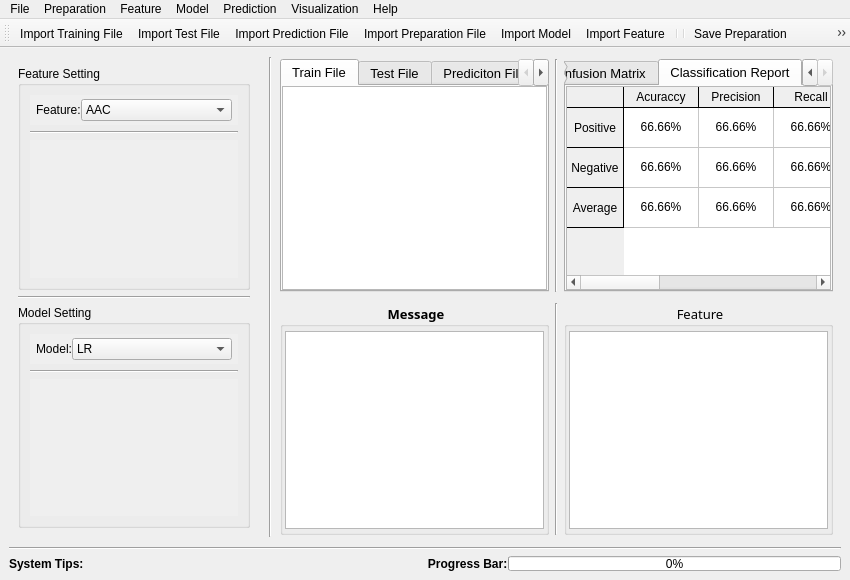
Before: the Qt Designer form ui/MainWindow.ui in Jiangle525/ProteinMachineLearningTool, drawn with Qt 5.
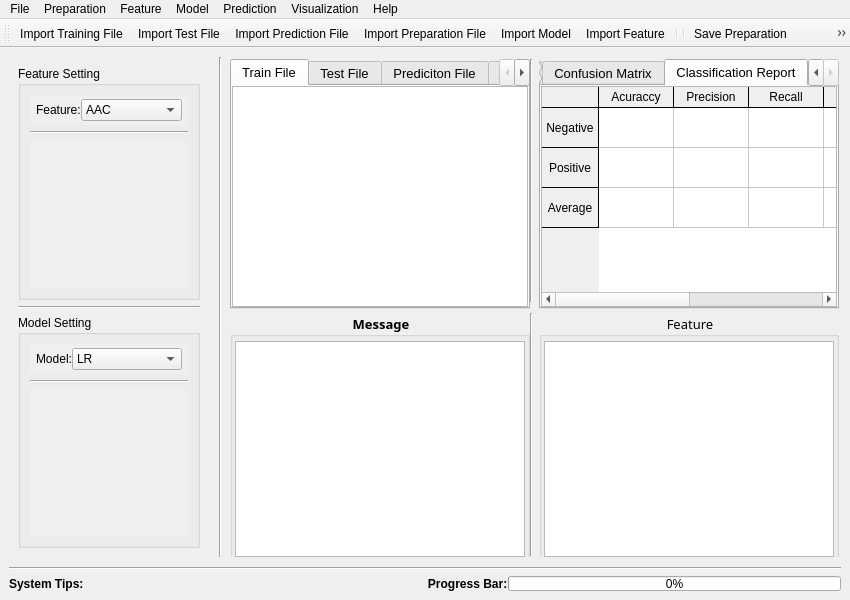
After: the same form once the commit is applied. The open tabs and pages were chosen to show the change. Icons and pictures are not drawn.

```diff
--- a/ui/MainWindow.ui
+++ b/ui/MainWindow.ui
@@ -7,13 +7,13 @@
     <x>0</x>
     <y>0</y>
     <width>850</width>
-    <height>580</height>
+    <height>600</height>
    </rect>
   </property>
   <property name="minimumSize">
    <size>
-    <width>850</width>
-    <height>580</height>
+    <width>800</width>
+    <height>600</height>
    </size>
   </property>
   <property name="windowTitle">
@@ -184,8 +184,8 @@
                     <rect>
                      <x>0</x>
                      <y>0</y>
-                     <width>224</width>
-                     <height>169</height>
+                     <width>176</width>
+                     <height>179</height>
                     </rect>
                    </property>
                    <layout class="QFormLayout" name="formLayout_5">
@@ -354,8 +354,8 @@
                     <rect>
                      <x>0</x>
                      <y>0</y>
-                     <width>224</width>
-                     <height>168</height>
+                     <width>176</width>
+                     <height>178</height>
                     </rect>
                    </property>
                    <layout class="QFormLayout" name="formLayout_2">
@@ -446,6 +446,12 @@
             <property name="enabled">
              <bool>true</bool>
             </property>
+            <property name="minimumSize">
+             <size>
+              <width>300</width>
+              <height>250</height>
+             </size>
+            </property>
             <property name="font">
              <font>
               <pointsize>10</pointsize>
@@ -583,20 +589,6 @@
                 <attribute name="verticalHeaderMinimumSectionSize">
                  <number>40</number>
                 </attribute>
-                <row>
-                 <property name="text">
-                  <string>Positive</string>
-                 </property>
-                 <property name="font">
-                  <font>
-                   <weight>50</weight>
-                   <bold>false</bold>
-                  </font>
-                 </property>
-                 <property name="textAlignment">
-                  <set>AlignCenter</set>
-                 </property>
-                </row>
                 <row>
                  <property name="text">
                   <string>Negative</string>
@@ -611,6 +603,20 @@
                   <set>AlignCenter</set>
                  </property>
                 </row>
+                <row>
+                 <property name="text">
+                  <string>Positive</string>
+                 </property>
+                 <property name="font">
+                  <font>
+                   <weight>50</weight>
+                   <bold>false</bold>
+                  </font>
+                 </property>
+                 <property name="textAlignment">
+                  <set>AlignCenter</set>
+                 </property>
+                </row>
                 <row>
                  <property name="text">
                   <string>Average</string>
@@ -694,21 +700,6 @@
                   <set>AlignCenter</set>
                  </property>
                 </column>
-                <column>
-                 <property name="text">
-                  <string>MCC</string>
-                 </property>
-                 <property name="font">
-                  <font>
-                   <pointsize>9</pointsize>
-                   <weight>50</weight>
-                   <bold>false</bold>
-                  </font>
-                 </property>
-                 <property name="textAlignment">
-                  <set>AlignCenter</set>
-                 </property>
-                </column>
                 <column>
                  <property name="text">
                   <string>AUC</string>
@@ -724,9 +715,24 @@
                   <set>AlignCenter</set>
                  </property>
                 </column>
+                <column>
+                 <property name="text">
+                  <string>MCC</string>
+                 </property>
+                 <property name="font">
+                  <font>
+                   <pointsize>9</pointsize>
+                   <weight>50</weight>
+                   <bold>false</bold>
+                  </font>
+                 </property>
+                 <property name="textAlignment">
+                  <set>AlignCenter</set>
+                 </property>
+                </column>
                 <item row="0" column="0">
                  <property name="text">
-                  <string>66.66%</string>
+                  <string/>
                  </property>
                  <property name="textAlignment">
                   <set>AlignCenter</set>
@@ -734,7 +740,7 @@
                 </item>
                 <item row="0" column="1">
                  <property name="text">
-                  <string>66.66%</string>
+                  <string/>
                  </property>
                  <property name="textAlignment">
                   <set>AlignCenter</set>
@@ -742,7 +748,7 @@
                 </item>
                 <item row="0" column="2">
                  <property name="text">
-                  <string>66.66%</string>
+                  <string/>
                  </property>
                  <property name="textAlignment">
                   <set>AlignCenter</set>
@@ -750,7 +756,7 @@
                 </item>
                 <item row="0" column="3">
                  <property name="text">
-                  <string>66.66%</string>
+                  <string/>
                  </property>
                  <property name="textAlignment">
                   <set>AlignCenter</set>
@@ -758,7 +764,7 @@
                 </item>
                 <item row="0" column="4">
                  <property name="text">
-                  <string>66.66%</string>
+                  <string/>
                  </property>
                  <property name="textAlignment">
                   <set>AlignCenter</set>
@@ -766,7 +772,7 @@
                 </item>
                 <item row="0" column="5">
                  <property name="text">
-                  <string>66.66%</string>
+                  <string/>
                  </property>
                  <property name="textAlignment">
                   <set>AlignCenter</set>
@@ -774,7 +780,7 @@
                 </item>
                 <item row="1" column="0">
                  <property name="text">
-                  <string>66.66%</string>
+                  <string/>
                  </property>
                  <property name="textAlignment">
                   <set>AlignCenter</set>
@@ -782,7 +788,7 @@
                 </item>
                 <item row="1" column="1">
                  <property name="text">
-                  <string>66.66%</string>
+                  <string/>
                  </property>
                  <property name="textAlignment">
                   <set>AlignCenter</set>
@@ -790,7 +796,7 @@
                 </item>
                 <item row="1" column="2">
                  <property name="text">
-                  <string>66.66%</string>
+                  <string/>
                  </property>
                  <property name="textAlignment">
                   <set>AlignCenter</set>
@@ -798,7 +804,7 @@
                 </item>
                 <item row="1" column="3">
                  <property name="text">
-                  <string>66.66%</string>
+                  <string/>
                  </property>
                  <property name="textAlignment">
                   <set>AlignCenter</set>
@@ -806,7 +812,7 @@
                 </item>
                 <item row="1" column="4">
                  <property name="text">
-                  <string>66.66%</string>
+                  <string/>
                  </property>
                  <property name="textAlignment">
                   <set>AlignCenter</set>
@@ -814,7 +820,7 @@
                 </item>
                 <item row="1" column="5">
                  <property name="text">
-                  <string>66.66%</string>
+                  <string/>
                  </property>
                  <property name="textAlignment">
                   <set>AlignCenter</set>
@@ -822,7 +828,7 @@
                 </item>
                 <item row="2" column="0">
                  <property name="text">
-                  <string>66.66%</string>
+                  <string/>
                  </property>
                  <property name="textAlignment">
                   <set>AlignCenter</set>
@@ -830,7 +836,7 @@
                 </item>
                 <item row="2" column="1">
                  <property name="text">
-                  <string>66.66%</string>
+                  <string/>
                  </property>
                  <property name="textAlignment">
                   <set>AlignCenter</set>
@@ -838,7 +844,7 @@
                 </item>
                 <item row="2" column="2">
                  <property name="text">
-                  <string>66.66%</string>
+                  <string/>
                  </property>
                  <property name="textAlignment">
                   <set>AlignCenter</set>
@@ -846,7 +852,7 @@
                 </item>
                 <item row="2" column="3">
                  <property name="text">
-                  <string>66.66%</string>
+                  <string/>
                  </property>
                  <property name="textAlignment">
                   <set>AlignCenter</set>
@@ -854,7 +860,7 @@
                 </item>
                 <item row="2" column="4">
                  <property name="text">
-                  <string>66.66%</string>
+                  <string/>
                  </property>
                  <property name="textAlignment">
                   <set>AlignCenter</set>
@@ -862,7 +868,7 @@
                 </item>
                 <item row="2" column="5">
                  <property name="text">
-                  <string>66.66%</string>
+                  <string/>
                  </property>
                  <property name="textAlignment">
                   <set>AlignCenter</set>
@@ -876,6 +882,12 @@
           </item>
           <item row="2" column="6">
            <widget class="QGroupBox" name="groupBox_Feature">
+            <property name="minimumSize">
+             <size>
+              <width>300</width>
+              <height>250</height>
+             </size>
+            </property>
             <property name="font">
              <font>
               <family>Arial Black</family>
@@ -920,6 +932,12 @@
           </item>
           <item row="0" column="4">
            <widget class="QTabWidget" name="tabWidget_File">
+            <property name="minimumSize">
+             <size>
+              <width>300</width>
+              <height>250</height>
+             </size>
+            </property>
             <property name="font">
              <font>
               <pointsize>10</pointsize>
@@ -1078,6 +1096,12 @@
           </item>
           <item row="2" column="4">
            <widget class="QGroupBox" name="groupBox_Message">
+            <property name="minimumSize">
+             <size>
+              <width>300</width>
+              <height>250</height>
+             </size>
+            </property>
             <property name="font">
              <font>
               <family>Arial Black</family>
```
Left out of the diff: 8 changed lines with no effect on the pictures.
